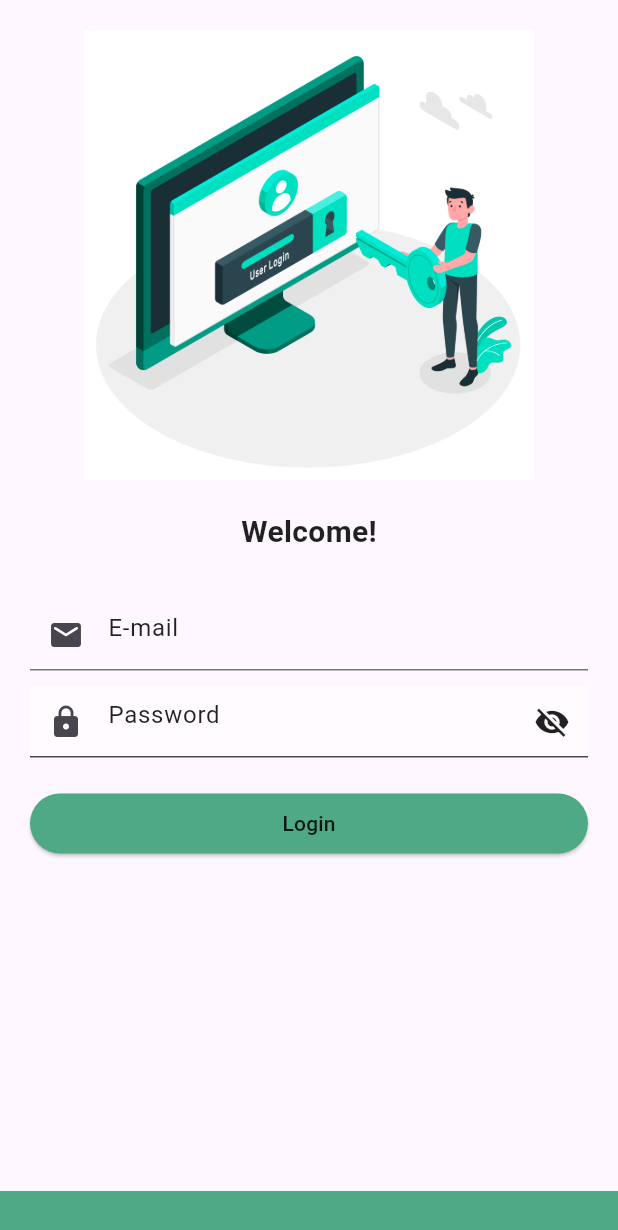
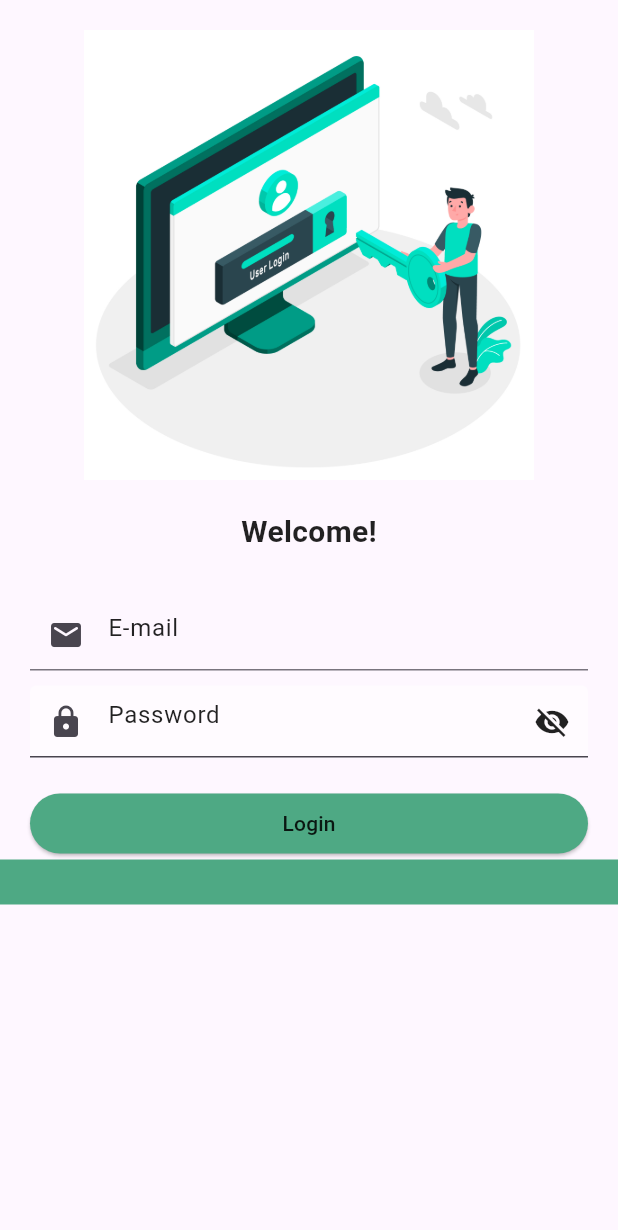
Before and after one commit to mashalN18/FYP-Flutter, a Flutter app: the screen it shows after launch, on a phone screen of 412 x 824 dp. Shown: the top 1230 px of the screen. Run offline on Flutter 3.47's test engine with Material 3 defaults, Android fonts, the phone set to English and light mode, and no system bars; our stand-ins replace dio, flutter_screenutil, get, google_fonts, shared_preferences; Roboto replaces fonts that are missing (YourCustomFont).

Commit message:
minor changes

```diff
--- a/lib/Login.dart
+++ b/lib/Login.dart
@@ -21,7 +21,8 @@ class _LoginPageState extends State<LoginPage> {
   @override
   Widget build(BuildContext context) {
     return Scaffold(
-      body: Column(
+      body: SingleChildScrollView(
+        child: Column(
           //crossAxisAlignment: CrossAxisAlignment.start,
           mainAxisAlignment: MainAxisAlignment.start,
           children: [
@@ -129,7 +130,7 @@ class _LoginPageState extends State<LoginPage> {
                 ],
               ),
             ),
-          const Spacer(),
+            // const Spacer(),
             Container(
               height: 30,
               decoration: const BoxDecoration(
@@ -146,6 +147,7 @@ class _LoginPageState extends State<LoginPage> {
             // ),
           ],
         ),
+      ),
     );
   }
 }
```
Lines whose indentation alone changed are shown as unchanged.
